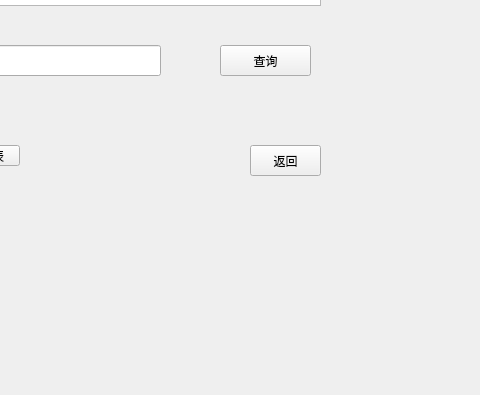
Qt form student_info_query.ui (yzyzhenlihai/CplusplusProject) before a commit; both pictures show x 320 to 800 and y 205 to 600 of the 800 by 600 pixel window.
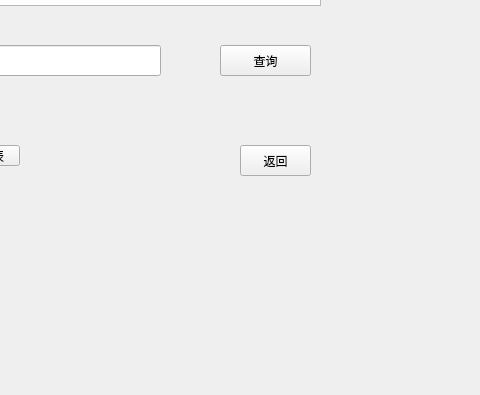
The same form after that commit.

Diff of the .ui file:
```diff
--- a/student_info_query.ui
+++ b/student_info_query.ui
@@ -89,7 +89,7 @@
    <widget class="QPushButton" name="ReturnBtn">
     <property name="geometry">
      <rect>
-      <x>570</x>
+      <x>560</x>
       <y>350</y>
       <width>71</width>
       <height>31</height>
```
